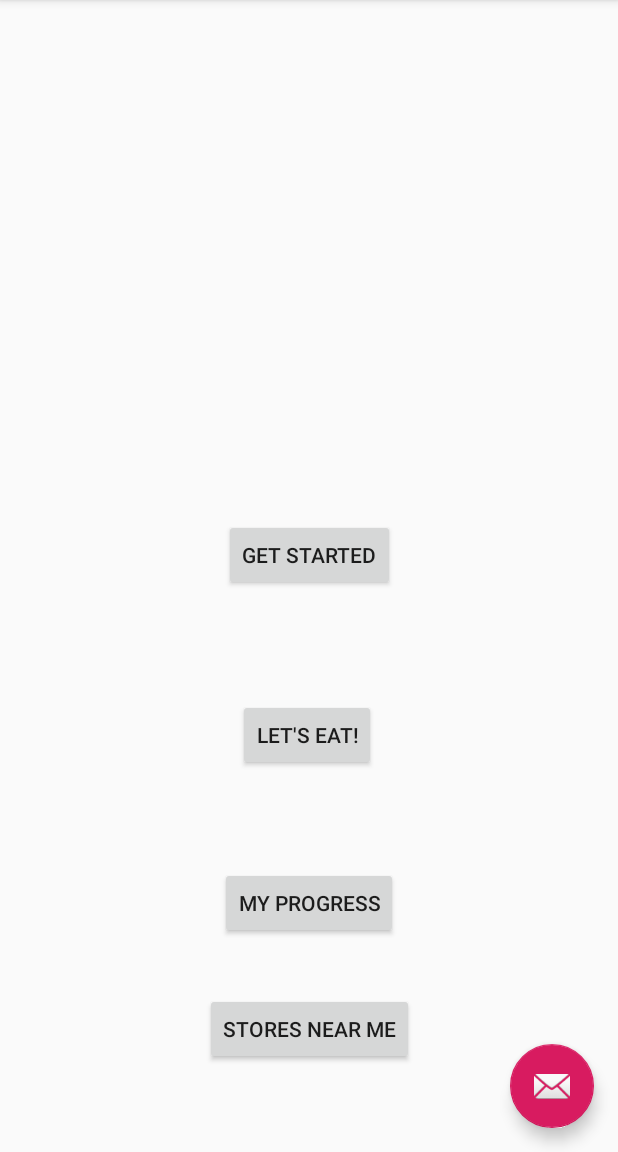
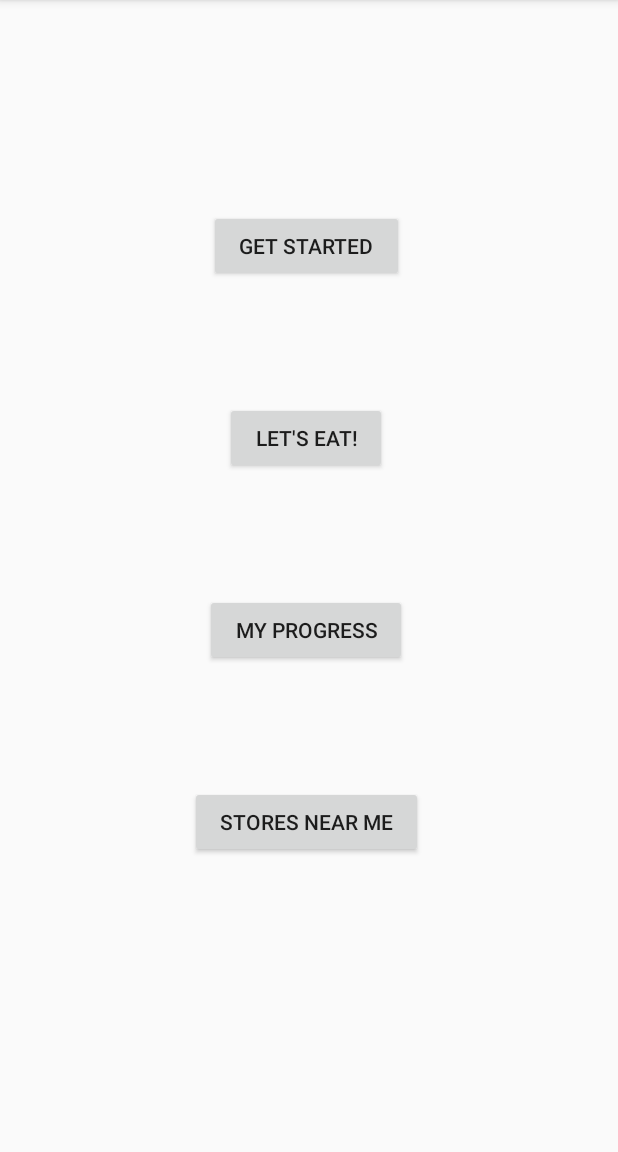
Before and after one commit to schucherta8/DietClash, an Android app: the screen it shows after launch (MainActivity), on a phone screen of 412 x 824 dp, the part 84-1236 px from its top. Run offline under Robolectric (Android 15) with nearby library versions, the phone set to English and light mode, and no system bars.

Commit message:
Launcher View Redesign

```diff
--- a/DietClash/app/src/main/java/com/diet/dietclash/MainActivity.java
+++ b/DietClash/app/src/main/java/com/diet/dietclash/MainActivity.java
@@ -26,15 +26,6 @@
         setContentView(R.layout.activity_main);
         Toolbar toolbar = findViewById(R.id.toolbar);
         setSupportActionBar(toolbar);
-
-        FloatingActionButton fab = findViewById(R.id.fab);
-        fab.setOnClickListener(new View.OnClickListener() {
-            @Override
-            public void onClick(View view) {
-                Snackbar.make(view, "Replace with your own action", Snackbar.LENGTH_LONG)
-                        .setAction("Action", null).show();
-            }
-        });
     }
 
     @Override
--- a/DietClash/app/src/main/res/layout/activity_main.xml
+++ b/DietClash/app/src/main/res/layout/activity_main.xml
@@ -22,12 +22,4 @@
 
     <include layout="@layout/content_main" />
 
-    <com.google.android.material.floatingactionbutton.FloatingActionButton
-        android:id="@+id/fab"
-        android:layout_width="wrap_content"
-        android:layout_height="wrap_content"
-        android:layout_gravity="bottom|end"
-        android:layout_margin="@dimen/fab_margin"
-        app:srcCompat="@android:drawable/ic_dialog_email" />
-
 </androidx.coordinatorlayout.widget.CoordinatorLayout>
--- a/DietClash/app/src/main/res/layout/content_main.xml
+++ b/DietClash/app/src/main/res/layout/content_main.xml
@@ -1,66 +1,106 @@
 <?xml version="1.0" encoding="utf-8"?>
-<androidx.constraintlayout.widget.ConstraintLayout xmlns:android="http://schemas.android.com/apk/res/android"
+<LinearLayout xmlns:android="http://schemas.android.com/apk/res/android"
     xmlns:app="http://schemas.android.com/apk/res-auto"
     xmlns:tools="http://schemas.android.com/tools"
     android:layout_width="match_parent"
-    android:layout_height="match_parent"
+    android:layout_height="wrap_content"
     app:layout_behavior="@string/appbar_scrolling_view_behavior"
     tools:context=".MainActivity"
     tools:showIn="@layout/activity_main">
+
+    <TableLayout
+        android:layout_width="409dp"
+        android:layout_height="match_parent">
+
+        <TableRow
+            android:layout_width="match_parent"
+            android:layout_height="match_parent"
+            android:layout_marginHorizontal="20dp"
+            android:layout_marginVertical="20dp"
+            android:gravity="center"
+            android:padding="30dp">
 
             <ImageView
                 android:id="@+id/achivementsButton"
                 android:layout_width="wrap_content"
                 android:layout_height="wrap_content"
-        android:layout_marginStart="16dp"
-        android:layout_marginTop="16dp"
+                android:layout_gravity="center"
                 android:contentDescription="@string/todo"
                 android:onClick="myAchievements"
-        app:layout_constraintStart_toStartOf="parent"
-        app:layout_constraintTop_toTopOf="parent"
-        tools:srcCompat="@tools:sample/avatars[0]" />
+                android:paddingHorizontal="20dp"/>
+        </TableRow>
+
+        <TableRow
+            android:layout_width="match_parent"
+            android:layout_height="match_parent"
+            android:layout_marginHorizontal="20dp"
+            android:layout_marginVertical="20dp"
+            android:gravity="center"
+            android:padding="20dp">
 
             <Button
                 android:id="@+id/getStartedButton"
                 android:layout_width="wrap_content"
-        android:layout_height="wrap_content"
-        android:layout_marginBottom="72dp"
+                android:layout_height="match_parent"
+                android:layout_gravity="center"
+                android:paddingHorizontal="20dp"
                 android:onClick="getStarted"
-        android:text="@string/get_started"
-        app:layout_constraintBottom_toTopOf="@+id/letsEatButton"
-        app:layout_constraintEnd_toEndOf="parent"
-        app:layout_constraintStart_toStartOf="parent" />
+                android:text="@string/get_started" />
+        </TableRow>
+
+        <TableRow
+            android:layout_width="match_parent"
+            android:layout_height="match_parent"
+            android:gravity="center"
+            android:layout_marginHorizontal="20dp"
+            android:layout_marginVertical="20dp"
+            android:padding="20dp">
 
             <Button
                 android:id="@+id/letsEatButton"
                 android:layout_width="wrap_content"
                 android:layout_height="wrap_content"
-        android:layout_marginStart="12dp"
-        android:layout_marginBottom="64dp"
+                android:layout_gravity="center"
+                android:paddingHorizontal="20dp"
                 android:onClick="letsEat"
-        android:text="@string/let_s_eat"
-        app:layout_constraintBottom_toTopOf="@+id/myProgressButton"
-        app:layout_constraintStart_toStartOf="@+id/myProgressButton" />
+                android:text="@string/let_s_eat" />
+        </TableRow>
+
+        <TableRow
+            android:layout_width="match_parent"
+            android:layout_height="match_parent"
+            android:gravity="center"
+            android:layout_marginHorizontal="20dp"
+            android:layout_marginVertical="20dp"
+            android:padding="20dp">
 
             <Button
                 android:id="@+id/myProgressButton"
                 android:layout_width="wrap_content"
                 android:layout_height="wrap_content"
-        android:layout_marginBottom="142dp"
+                android:layout_gravity="center"
+                android:paddingHorizontal="20dp"
                 android:onClick="myProgress"
-        android:text="@string/my_progress"
-        app:layout_constraintBottom_toBottomOf="parent"
-        app:layout_constraintEnd_toEndOf="parent"
-        app:layout_constraintStart_toStartOf="parent" />
+                android:text="@string/my_progress" />
+        </TableRow>
+
+
+        <TableRow
+            android:layout_width="match_parent"
+            android:layout_height="match_parent"
+            android:gravity="center"
+            android:layout_marginHorizontal="20dp"
+            android:layout_marginVertical="20dp"
+            android:padding="20dp">
 
             <Button
                 android:id="@+id/storesNearMeButton"
                 android:layout_width="wrap_content"
                 android:layout_height="wrap_content"
-        android:layout_marginTop="36dp"
-        android:text="@string/stores_near_me"
+                android:layout_gravity="center"
+                android:paddingHorizontal="20dp"
                 android:onClick="storesNearMe"
-        app:layout_constraintEnd_toEndOf="parent"
-        app:layout_constraintStart_toStartOf="parent"
-        app:layout_constraintTop_toBottomOf="@+id/myProgressButton" />
-</androidx.constraintlayout.widget.ConstraintLayout>
+                android:text="@string/stores_near_me" />
+        </TableRow>
+    </TableLayout>
+</LinearLayout>
```
Lines whose indentation alone changed are shown as unchanged.
